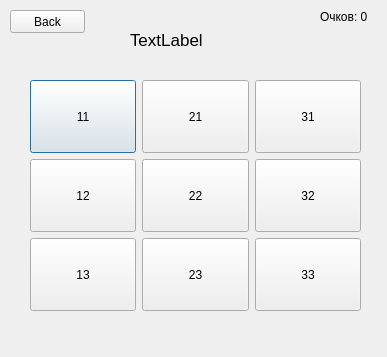
Inf1dell/QtApp, file One.ui: the form before one commit.
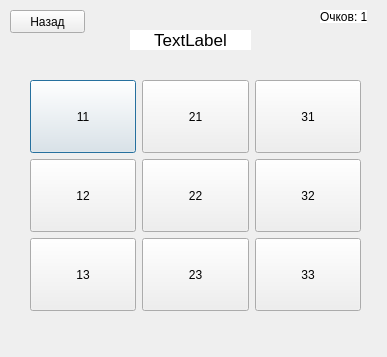
The form after the commit.

What changed in the file:
```diff
--- a/One.ui
+++ b/One.ui
@@ -22,14 +22,35 @@
      <height>20</height>
     </rect>
    </property>
+   <property name="sizePolicy">
+    <sizepolicy hsizetype="Maximum" vsizetype="Maximum">
+     <horstretch>0</horstretch>
+     <verstretch>0</verstretch>
+    </sizepolicy>
+   </property>
    <property name="font">
     <font>
      <pointsize>13</pointsize>
     </font>
    </property>
+   <property name="autoFillBackground">
+    <bool>false</bool>
+   </property>
+   <property name="styleSheet">
+    <string notr="true">background-color: rgb(255, 255, 255);</string>
+   </property>
    <property name="text">
     <string>TextLabel</string>
    </property>
+   <property name="scaledContents">
+    <bool>false</bool>
+   </property>
+   <property name="alignment">
+    <set>Qt::AlignCenter</set>
+   </property>
+   <property name="wordWrap">
+    <bool>true</bool>
+   </property>
   </widget>
   <widget class="QWidget" name="gridLayoutWidget">
    <property name="geometry">
@@ -170,7 +191,7 @@
     </rect>
    </property>
    <property name="text">
-    <string>Back</string>
+    <string>Назад</string>
    </property>
   </widget>
   <widget class="QLabel" name="labelScore">
@@ -182,8 +203,11 @@
      <height>13</height>
     </rect>
    </property>
+   <property name="styleSheet">
+    <string notr="true">background-color: rgb(255, 255, 255);</string>
+   </property>
    <property name="text">
-    <string>Очков: 00</string>
+    <string>Очков: 10</string>
    </property>
   </widget>
  </widget>
```
